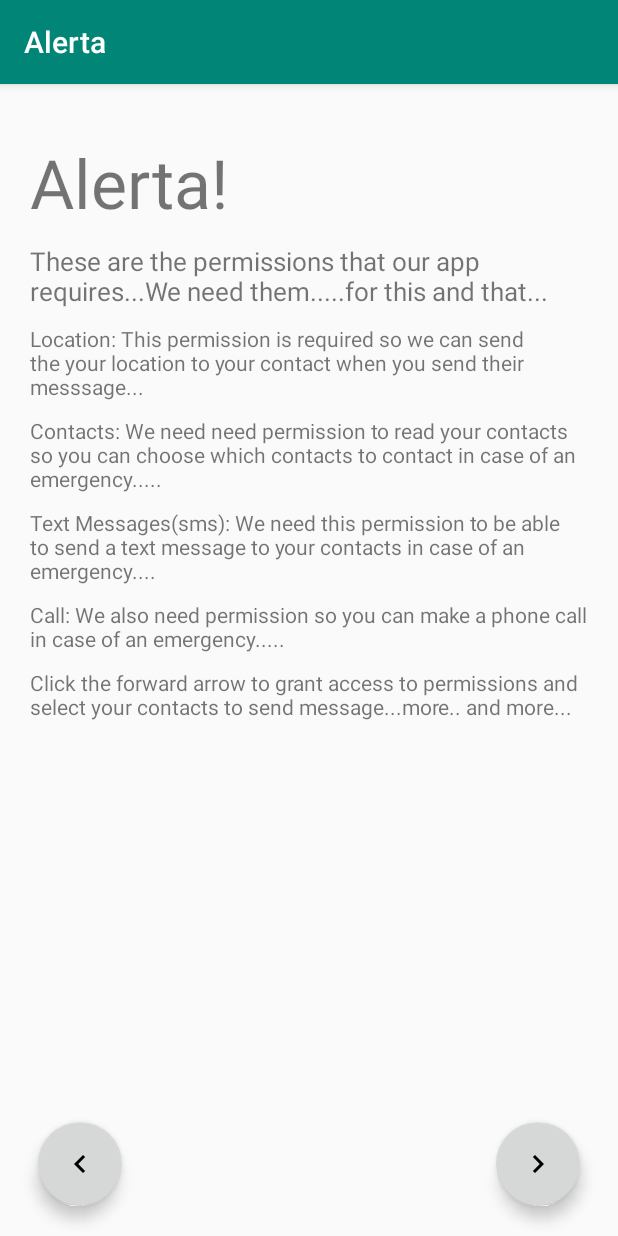
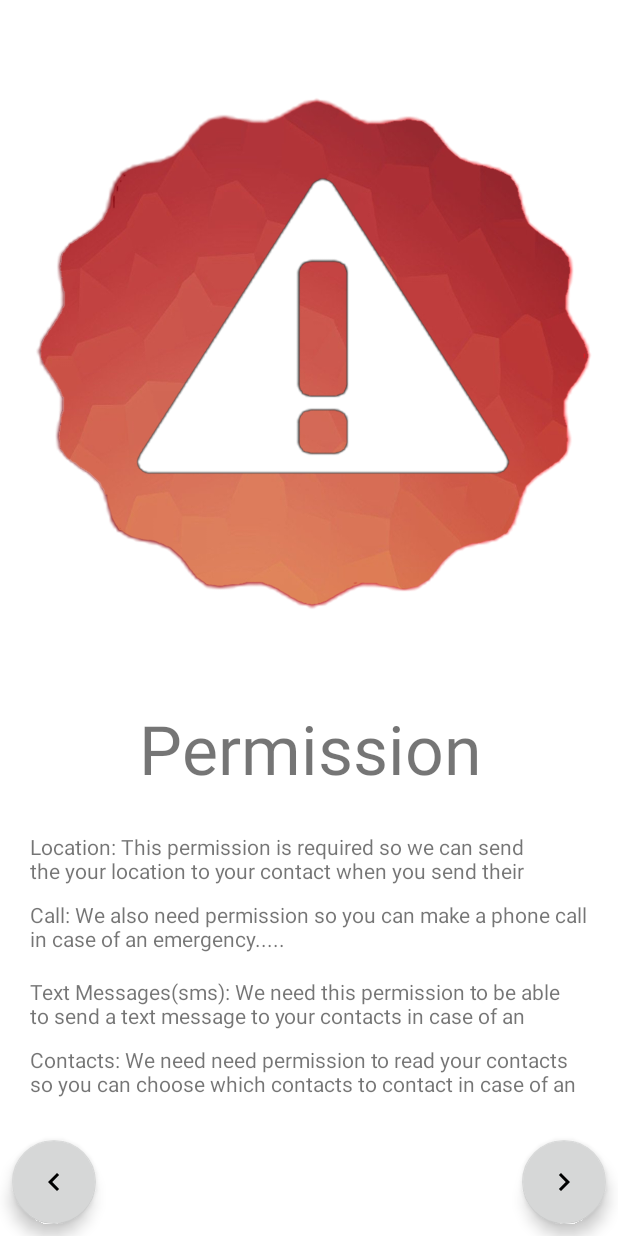
Before and after one commit to dariomolina93/Alerta, an Android app: the AboutPermission screen opened directly, with no data from a screen before it, on a phone screen of 412 x 824 dp. Run offline under Robolectric (Android 15) with nearby library versions, the phone set to English and light mode, and no system bars.

Commit message:
added icon to welcome and permission page

```diff
--- a/app/src/main/res/layout/about_permissions.xml
+++ b/app/src/main/res/layout/about_permissions.xml
@@ -1,95 +1,139 @@
 <?xml version="1.0" encoding="utf-8"?>
-<RelativeLayout xmlns:android="http://schemas.android.com/apk/res/android"
+<android.support.constraint.ConstraintLayout  xmlns:android="http://schemas.android.com/apk/res/android"
+    xmlns:tools="http://schemas.android.com/tools"
     android:layout_width="match_parent"
     android:layout_height="match_parent"
-    xmlns:app="http://schemas.android.com/apk/res-auto">
+    xmlns:app="http://schemas.android.com/apk/res-auto"
+    android:background="@color/colorPrimary">
 
-    <LinearLayout
-        android:layout_width="match_parent"
-        android:layout_height="match_parent"
-        android:orientation="vertical">
+
+    <ImageView
+        android:id="@+id/imageView3"
+        android:layout_width="0dp"
+        android:layout_height="0dp"
+        android:layout_marginBottom="8dp"
+        android:layout_marginEnd="8dp"
+        android:layout_marginLeft="8dp"
+        android:layout_marginRight="8dp"
+        android:layout_marginStart="8dp"
+        android:layout_marginTop="8dp"
+        app:layout_constraintBottom_toTopOf="@+id/textView3"
+        app:layout_constraintEnd_toEndOf="parent"
+        app:layout_constraintHorizontal_bias="0.507"
+        app:layout_constraintStart_toStartOf="parent"
+        app:layout_constraintTop_toTopOf="parent"
+        app:srcCompat="@drawable/permission" />
 
     <TextView
-            android:layout_width="wrap_content"
-            android:layout_height="wrap_content"
-            android:text="Alerta!"
-            android:layout_marginStart="20sp"
-            android:layout_marginLeft="20sp"
-            android:layout_marginTop="35sp"
-            android:textSize="45sp"/>
+        android:id="@+id/textView3"
+        android:layout_width="281dp"
+        android:layout_height="62dp"
+        android:layout_marginBottom="24dp"
+        android:layout_marginEnd="8dp"
+        android:layout_marginLeft="8dp"
+        android:layout_marginRight="8dp"
+        android:layout_marginStart="8dp"
+        android:text="Permission"
+        android:textAlignment="center"
+        android:textSize="45sp"
+        app:layout_constraintBottom_toTopOf="@+id/textView2"
+        app:layout_constraintEnd_toEndOf="parent"
+        app:layout_constraintHorizontal_bias="0.505"
+        app:layout_constraintStart_toStartOf="parent"
+        app:layout_constraintTop_toBottomOf="@+id/imageView3" />
 
     <TextView
+        android:id="@+id/textView2"
         android:layout_width="wrap_content"
-            android:layout_height="wrap_content"
-            android:text="@string/permissionAbout"
-            android:layout_marginTop="10sp"
-            android:layout_marginStart="20sp"
-            android:layout_marginLeft="20sp"
-            android:textSize="17sp"/>
-
-        <TextView
-            android:layout_width="wrap_content"
-            android:layout_height="wrap_content"
-            android:layout_marginTop="10sp"
-            android:paddingStart="20sp"
+        android:layout_height="37dp"
+        android:layout_marginBottom="232dp"
+        android:layout_marginEnd="8dp"
+        android:layout_marginLeft="8dp"
+        android:layout_marginRight="8dp"
+        android:layout_marginStart="8dp"
         android:paddingEnd="20sp"
         android:paddingLeft="20sp"
         android:paddingRight="5sp"
-            android:text="@string/location"/>
+        android:paddingStart="20sp"
+        android:text="@string/location"
+        app:layout_constraintBottom_toBottomOf="parent"
+        app:layout_constraintEnd_toEndOf="parent"
+        app:layout_constraintStart_toStartOf="parent" />
 
     <TextView
+        android:id="@+id/textView5"
         android:layout_width="wrap_content"
-            android:layout_height="wrap_content"
-            android:layout_marginTop="10sp"
-            android:paddingStart="20sp"
+        android:layout_height="43dp"
+        android:layout_marginBottom="152dp"
+        android:layout_marginEnd="8dp"
+        android:layout_marginLeft="8dp"
+        android:layout_marginRight="8dp"
+        android:layout_marginStart="8dp"
+        android:layout_marginTop="8dp"
         android:paddingEnd="20sp"
         android:paddingLeft="20sp"
         android:paddingRight="5sp"
-            android:text="@string/contacts"/>
+        android:paddingStart="20sp"
+        android:text="@string/call"
+        app:layout_constraintBottom_toBottomOf="parent"
+        app:layout_constraintEnd_toEndOf="parent"
+        app:layout_constraintStart_toStartOf="parent"
+        app:layout_constraintTop_toBottomOf="@+id/textView2"
+        app:layout_constraintVertical_bias="0.0" />
 
     <TextView
+        android:id="@+id/textView6"
         android:layout_width="wrap_content"
-            android:layout_height="wrap_content"
-            android:layout_marginTop="10sp"
-            android:paddingStart="20sp"
+        android:layout_height="37dp"
+        android:layout_marginBottom="104dp"
+        android:layout_marginEnd="8dp"
+        android:layout_marginLeft="8dp"
+        android:layout_marginRight="8dp"
+        android:layout_marginStart="8dp"
+        android:layout_marginTop="8dp"
         android:paddingEnd="20sp"
         android:paddingLeft="20sp"
         android:paddingRight="5sp"
-            android:text="@string/sms"/>
+        android:paddingStart="20sp"
+        android:text="@string/sms"
+        app:layout_constraintBottom_toBottomOf="parent"
+        app:layout_constraintEnd_toEndOf="parent"
+        app:layout_constraintStart_toStartOf="parent"
+        app:layout_constraintTop_toBottomOf="@+id/textView5"
+        app:layout_constraintVertical_bias="0.0" />
 
     <TextView
+        android:id="@+id/textView7"
         android:layout_width="wrap_content"
-            android:layout_height="wrap_content"
-            android:layout_marginTop="10sp"
-            android:paddingStart="20sp"
+        android:layout_height="37dp"
+        android:layout_marginEnd="8dp"
+        android:layout_marginLeft="8dp"
+        android:layout_marginRight="8dp"
+        android:layout_marginStart="8dp"
+        android:layout_marginTop="8dp"
         android:paddingEnd="20sp"
         android:paddingLeft="20sp"
         android:paddingRight="5sp"
-            android:text="@string/call"/>
-
-        <TextView
-            android:layout_width="wrap_content"
-            android:layout_height="wrap_content"
-            android:layout_marginTop="10sp"
         android:paddingStart="20sp"
-            android:paddingEnd="20sp"
-            android:paddingLeft="20sp"
-            android:paddingRight="5sp"
-            android:text="@string/selectContacts"/>
-    </LinearLayout>
+        android:text="@string/contacts"
+        app:layout_constraintEnd_toEndOf="parent"
+        app:layout_constraintStart_toStartOf="parent"
+        app:layout_constraintTop_toBottomOf="@+id/textView6" />
 
     <android.support.design.widget.FloatingActionButton
         android:id="@+id/forwardButton"
         android:layout_width="wrap_content"
         android:layout_height="wrap_content"
         android:layout_alignParentBottom="true"
+        android:layout_alignParentEnd="true"
         android:layout_alignParentRight="true"
-        android:layout_marginRight="25dp"
-        android:layout_marginBottom="20dp"
+        android:layout_marginBottom="8dp"
+        android:layout_marginEnd="8dp"
+        android:layout_marginRight="8dp"
         android:src="@drawable/forward_arrow"
         app:backgroundTint="?attr/colorButtonNormal"
-        android:layout_alignParentEnd="true"
-        android:layout_marginEnd="25dp" />
+        app:layout_constraintBottom_toBottomOf="parent"
+        app:layout_constraintEnd_toEndOf="parent" />
 
     <android.support.design.widget.FloatingActionButton
         android:id="@+id/backButton"
@@ -97,11 +141,13 @@
         android:layout_height="wrap_content"
         android:layout_alignParentBottom="true"
         android:layout_alignParentLeft="true"
-        android:layout_marginLeft="25dp"
-        android:layout_marginBottom="20dp"
+        android:layout_alignParentStart="true"
+        android:layout_marginBottom="8dp"
+        android:layout_marginLeft="8dp"
+        android:layout_marginStart="8dp"
         android:src="@drawable/back_arrow"
         app:backgroundTint="?attr/colorButtonNormal"
-        android:layout_alignParentStart="true"
-        android:layout_marginStart="25dp" />
+        app:layout_constraintBottom_toBottomOf="parent"
+        app:layout_constraintStart_toStartOf="parent" />
 
-</RelativeLayout>
+</android.support.constraint.ConstraintLayout>
--- a/app/src/main/res/values/colors.xml
+++ b/app/src/main/res/values/colors.xml
@@ -1,6 +1,6 @@
 <?xml version="1.0" encoding="utf-8"?>
 <resources>
-    <color name="colorPrimary">#008577</color>
-    <color name="colorPrimaryDark">#00574B</color>
-    <color name="colorAccent">#D81B60</color>
+    <color name="colorPrimary">#ffffff</color>
+    <color name="colorPrimaryDark">#060606</color>
+    <color name="colorAccent">#0f0d0d</color>
 </resources>
--- a/app/src/main/res/values/strings.xml
+++ b/app/src/main/res/values/strings.xml
@@ -1,7 +1,6 @@
 <resources>
     <string name="app_name">Alerta</string>
-    <string name="about">Contrary to popular belief, Lorem Ipsum is not simply random text. It has roots in a piece of classical Latin literature from 45 BC, making it over 2000 years old. Richard McClintock, a Latin professor at Hampden-Sydney College in Virginia, looked up one of the more obscure Latin words, consectetur, from a Lorem Ipsum passage, and going through the cites of the word in classical literature, discovered the undoubtable source. Lorem Ipsum comes from sections 1.10.32 and 1.10.33 of "de Finibus Bonorum et Malorum" (The Extremes of Good and Evil) by Cicero, written in 45 BC. This book is a treatise on the theory of ethics, very popular during the Renaissance.
-        The first line of Lorem Ipsum, "Lorem ipsum dolor sit amet..",
+    <string name="about">Contrary to popular belief, Lorem I",
         comes from a line in section 1.10.32.</string>
     <string name="location">Location: This permission is required so we can send the your location to your contact when you send their messsage...</string>
     <string name="contacts">Contacts: We need need permission to read your contacts so you can choose which contacts to contact in case of an emergency.....</string>
--- a/app/src/main/res/values/styles.xml
+++ b/app/src/main/res/values/styles.xml
@@ -1,7 +1,7 @@
 <resources>
 
     <!-- Base application theme. -->
-    <style name="AppTheme" parent="Theme.AppCompat.Light.DarkActionBar">
+    <style name="AppTheme" parent="Theme.AppCompat.Light.NoActionBar">
         <!-- Customize your theme here. -->
         <item name="colorPrimary">@color/colorPrimary</item>
         <item name="colorPrimaryDark">@color/colorPrimaryDark</item>
```
Also changed, not shown: app/src/main/res/layout/about_layout.xml (+55 -22 lines), app/src/main/res/drawable/background.jpg (added), app/src/main/res/drawable/crop_icon.png (added), app/src/main/res/drawable/permission.png (added), app/src/main/res/drawable/welcome.png (added). Lines whose indentation alone changed are shown as unchanged.
